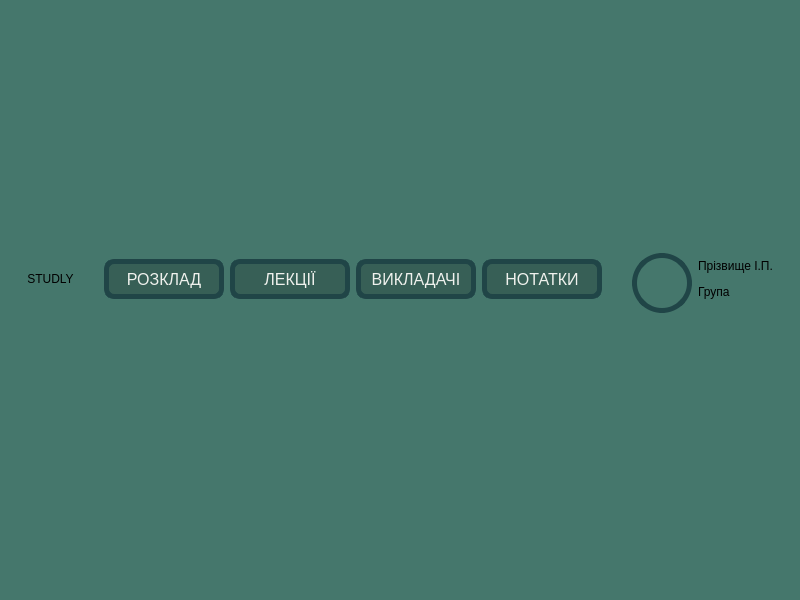
This is studly/mainwindowteacher.ui in MykytaKa/MVP_Studly_Product as Qt 5 draws it before an edit. The edited form follows.
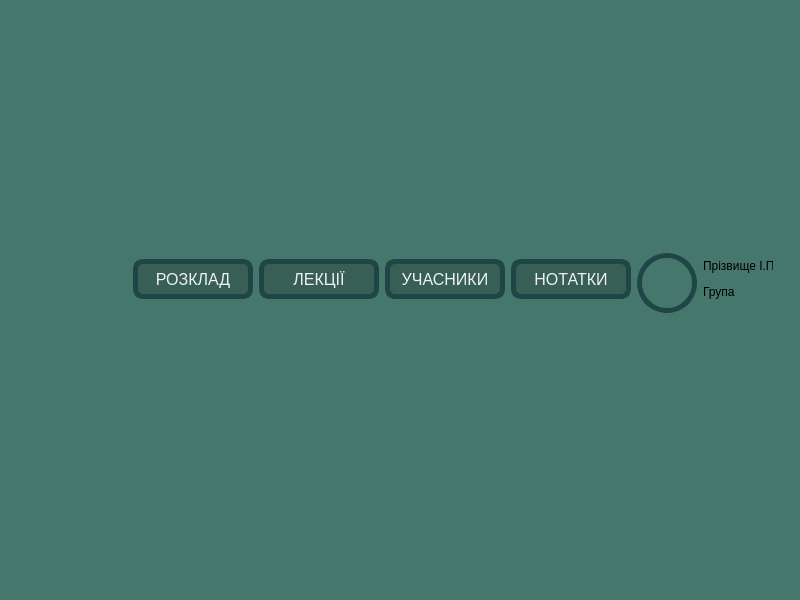
This is the edited form. Icons and pictures are not drawn.

```diff
--- a/studly/mainwindowteacher.ui
+++ b/studly/mainwindowteacher.ui
@@ -69,8 +69,20 @@
          <layout class="QHBoxLayout" name="buttonsMenu">
           <item>
            <widget class="QLabel" name="logoLabel">
+            <property name="minimumSize">
+             <size>
+              <width>100</width>
+              <height>0</height>
+             </size>
+            </property>
+            <property name="cursor">
+             <cursorShape>PointingHandCursor</cursorShape>
+            </property>
+            <property name="frameShape">
+             <enum>QFrame::NoFrame</enum>
+            </property>
             <property name="text">
-             <string>STUDLY</string>
+             <string/>
             </property>
             <property name="alignment">
              <set>Qt::AlignCenter</set>
@@ -217,7 +229,7 @@
 color: rgb(239, 241, 237);</string>
             </property>
             <property name="text">
-             <string>ВИКЛАДАЧІ</string>
+             <string>УЧАСНИКИ</string>
             </property>
            </widget>
           </item>
```
Left out of the diff: 10 changed lines with no effect on the pictures.
